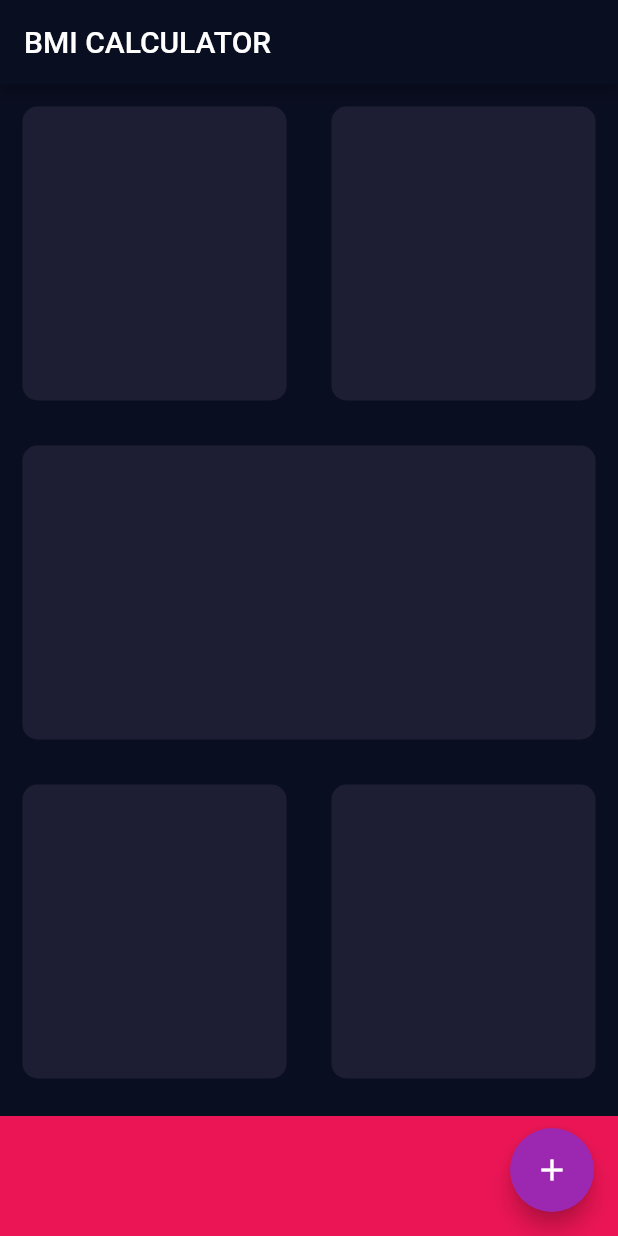
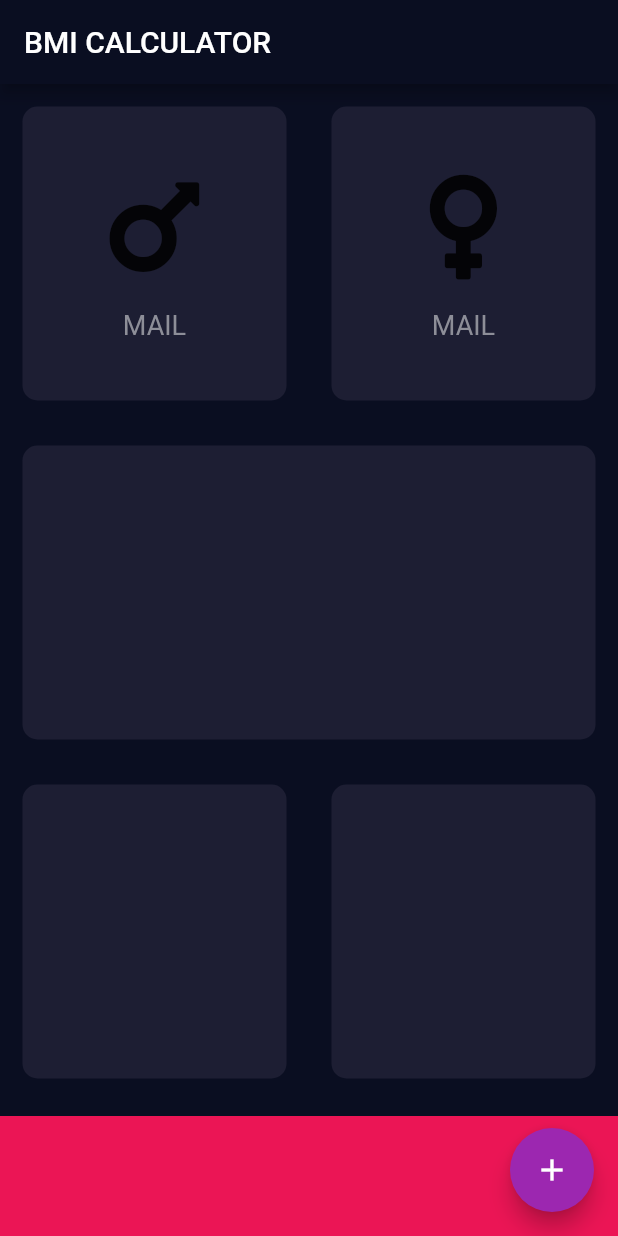
Before and after one commit to eunjeongsong/bmi-calculator-flutter, a Flutter app: the screen it shows after launch, on a phone screen of 412 x 824 dp. Run offline on Flutter 3.47's test engine with Material 2 defaults, Android fonts, the phone set to English and light mode, and no system bars; our stand-ins replace font_awesome_flutter.

Commit message:
Separated into reusable components.

```diff
--- /dev/null
+++ b/lib/icon_content.dart
@@ -0,0 +1,34 @@
+import 'package:flutter/cupertino.dart';
+
+const labelTextStyle = TextStyle(
+  fontSize: 18.0,
+  color: Color(0xFF8D8E98),
+);
+
+class IconContent extends StatelessWidget {
+  final IconData icon;
+  final String label;
+
+  const IconContent({Key? key, required this.icon, required this.label})
+      : super(key: key);
+
+  @override
+  Widget build(BuildContext context) {
+    return Column(
+      mainAxisAlignment: MainAxisAlignment.center,
+      children: <Widget>[
+        Icon(
+          icon,
+          size: 80.0,
+        ),
+        const SizedBox(
+          height: 15.0,
+        ),
+        Text(
+          label,
+          style: labelTextStyle,
+        ),
+      ],
+    );
+  }
+}
--- a/lib/input_page.dart
+++ b/lib/input_page.dart
@@ -1,5 +1,9 @@
+import 'package:bmi_calculator/reusable_card.dart';
 import 'package:flutter/foundation.dart';
 import 'package:flutter/material.dart';
+import 'package:font_awesome_flutter/font_awesome_flutter.dart';
+
+import 'icon_content.dart';
 
 const buttonContainerHeight = 80.0;
 const buttonContainerColour = Color(0xFFEB1555);
@@ -23,28 +27,36 @@ class _InputPageState extends State<InputPage> {
         children: <Widget>[
           Expanded(
             child: Row(
-              children: <Widget>[
+              children: const <Widget>[
                 Expanded(
                   child: ResusableCard(
                     colour: activeCardColour,
+                    cardChild: IconContent(
+                      icon: FontAwesomeIcons.mars,
+                      label: "MAIL",
+                    ),
                   ),
                 ),
                 Expanded(
                   child: ResusableCard(
                     colour: activeCardColour,
+                    cardChild: IconContent(
+                      icon: FontAwesomeIcons.venus,
+                      label: "MAIL",
+                    ),
                   ),
                 ),
               ],
             ),
           ),
-          Expanded(
+          const Expanded(
             child: ResusableCard(
               colour: activeCardColour,
             ),
           ),
           Expanded(
             child: Row(
-              children: <Widget>[
+              children: const <Widget>[
                 Expanded(
                   child: ResusableCard(
                     colour: activeCardColour,
@@ -80,20 +92,3 @@ class _InputPageState extends State<InputPage> {
     );
   }
 }
-
-class ResusableCard extends StatelessWidget {
-  ResusableCard({Key? key, required this.colour}) : super(key: key);
-
-  final Color colour;
-
-  @override
-  Widget build(BuildContext context) {
-    return Container(
-      margin: const EdgeInsets.all(15.0),
-      decoration: BoxDecoration(
-        color: colour,
-        borderRadius: BorderRadius.circular(10.0),
-      ),
-    );
-  }
-}
--- /dev/null
+++ b/lib/reusable_card.dart
@@ -0,0 +1,21 @@
+import 'package:flutter/cupertino.dart';
+
+class ResusableCard extends StatelessWidget {
+  final Color colour;
+  final Widget? cardChild ;
+
+  const ResusableCard({Key? key, required this.colour, this.cardChild})
+      : super(key: key);
+
+  @override
+  Widget build(BuildContext context) {
+    return Container(
+      margin: const EdgeInsets.all(15.0),
+      decoration: BoxDecoration(
+        color: colour,
+        borderRadius: BorderRadius.circular(10.0),
+      ),
+      child: cardChild,
+    );
+  }
+}
--- a/pubspec.yaml
+++ b/pubspec.yaml
@@ -34,6 +34,7 @@ dependencies:
   # The following adds the Cupertino Icons font to your application.
   # Use with the CupertinoIcons class for iOS style icons.
   cupertino_icons: ^1.0.2
+  font_awesome_flutter: ^9.2.0
 
 dev_dependencies:
   flutter_test:
```
